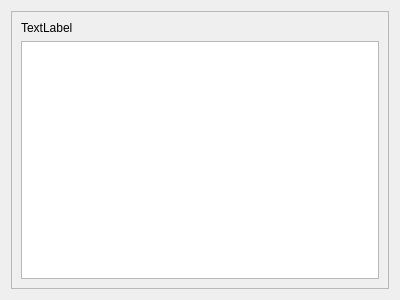
Qt form valexa/gui/Ui_profile_widget.ui (abouhana/valexa) before a commit.
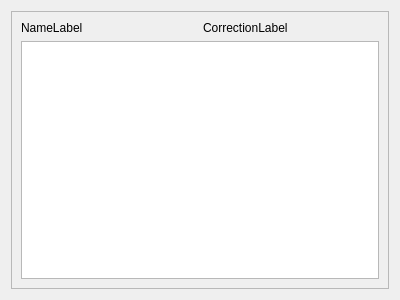
The same form after that commit.

Commit message: Add correction factor support to models with an hard coded threshold of 15%.

```diff
--- a/valexa/gui/Ui_profile_widget.ui
+++ b/valexa/gui/Ui_profile_widget.ui
@@ -27,14 +27,25 @@
      </property>
      <layout class="QVBoxLayout" name="frame_layout">
       <item>
+       <layout class="QHBoxLayout" name="horizontalLayout">
+        <item>
        <widget class="QLabel" name="name_label">
         <property name="autoFillBackground">
          <bool>false</bool>
         </property>
         <property name="text">
-         <string>TextLabel</string>
-        </property>
-       </widget>
+           <string>NameLabel</string>
+          </property>
+         </widget>
+        </item>
+        <item>
+         <widget class="QLabel" name="correction_label">
+          <property name="text">
+           <string>CorrectionLabel</string>
+          </property>
+         </widget>
+        </item>
+       </layout>
       </item>
       <item>
        <widget class="QTableWidget" name="table_widget">
```
Lines whose indentation alone changed are shown as unchanged. The commit also changes 4 other files.
